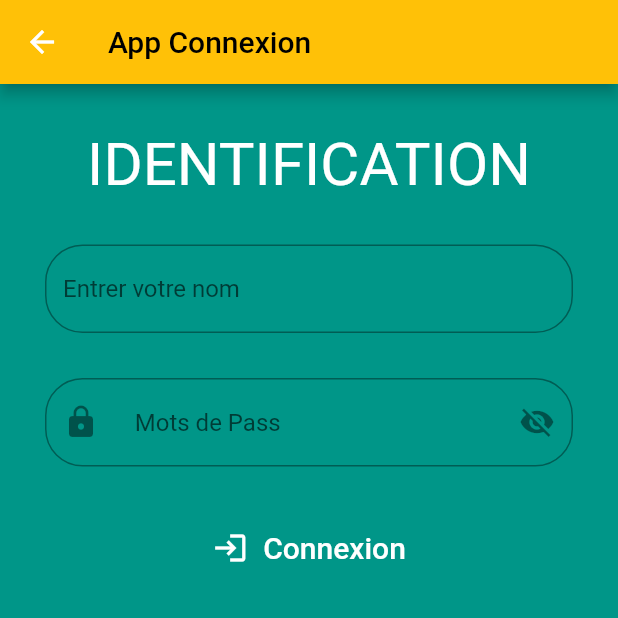
After one commit to FranckObite/lundi27fevrier2023, a Flutter app: the MonInscriptionApp screen opened directly, on a phone screen of 412 x 824 dp, the top half of it. The commit adds this screen. Run offline on Flutter 3.47's test engine with Material 2 defaults, Android fonts, the phone set to English and light mode, and no system bars; our stand-ins replace adaptive_theme, carousel_pro, carousel_slider, flutter_slidable, google_fonts, hive_flutter; accounts and stored records are empty.

Commit message:
commit du mercredi 08 mars 2023

```diff
--- /dev/null
+++ b/lib/pages/challengeInscription.dart
@@ -0,0 +1,92 @@
+import 'package:flutter/material.dart';
+
+class MonInscriptionApp extends StatefulWidget {
+  MonInscriptionApp({super.key});
+
+  @override
+  State<MonInscriptionApp> createState() => _MonInscriptionAppState();
+}
+
+class _MonInscriptionAppState extends State<MonInscriptionApp> {
+  bool obscur = true;
+  IconData icoo = Icons.visibility_off;
+
+  @override
+  Widget build(BuildContext context) {
+    return Scaffold(
+      backgroundColor: Colors.teal,
+      appBar: AppBar(
+        title: Text(
+          "App Connexion",
+          style: TextStyle(color: Colors.black),
+        ),
+        backgroundColor: Colors.amber,
+      ),
+      body: Container(
+        width: MediaQuery.of(context).size.width,
+        height: MediaQuery.of(context).size.height,
+        child: SingleChildScrollView(
+          child: Center(
+            child: Padding(
+              padding: const EdgeInsets.all(30.0),
+              child: Column(children: [
+                Text('IDENTIFICATION',
+                    style: TextStyle(
+                      fontSize: 40,
+                      color: Colors.white,
+                    )),
+                SizedBox(height: 30),
+                TextFormField(
+                  obscureText: false,
+                  decoration: InputDecoration(
+                      hintText: 'Entrer votre nom',
+                      border: OutlineInputBorder(
+                          borderRadius: BorderRadius.circular(25))),
+                ),
+                SizedBox(height: 30),
+                TextField(
+                  obscureText: obscur,
+                  decoration: InputDecoration(
+                      hintText: '   Mots de Pass',
+                      prefixIcon: Icon(Icons.lock),
+                      suffixIcon: IconButton(
+                        onPressed: setIcon,
+                        icon: Icon(icoo),
+                      ),
+                      border: OutlineInputBorder(
+                          borderRadius: BorderRadius.circular(25))),
+                ),
+                SizedBox(height: 30),
+                TextButton(
+                  onPressed: () {},
+                  child: Row(
+                    mainAxisAlignment: MainAxisAlignment.center,
+                    children: [
+                      Icon(Icons.login),
+                      SizedBox(
+                        width: 10,
+                      ),
+                      Text("Connexion", style: TextStyle(fontSize: 20)),
+                    ],
+                  ),
+                  style: TextButton.styleFrom(
+                    foregroundColor: Colors.white,
+                  ),
+                ),
+              ]),
+            ),
+          ),
+        ),
+      ),
+    );
+  }
+
+  setIcon() {
+    setState(() {
+      icoo = (icoo == Icons.visibility_off)
+          ? Icons.visibility
+          : Icons.visibility_off;
+      obscur = !obscur;
+    });
+  }
+}
```
Also changed, not shown: lib/Util/diagol_modifier.dart (added, +73 -0 lines), lib/Util/dialog_box.dart (+11 -5 lines), lib/Util/todo_tile.dart (+11 -2 lines), lib/data/database.dart (+3 -4 lines), lib/fonctionNaviguons.dart (+50 -12 lines), lib/main.dart (+5 -5 lines), lib/page/changerLaCouleurduBody.dart (added, +45 -0 lines), lib/page/todoHomePage.dart (+6 -2 lines), flutter_01.png (added).
